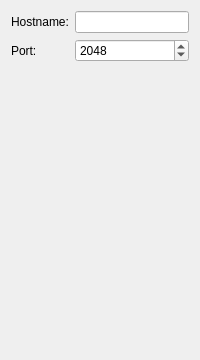
The window that src/plugins/DirectConnection/DirectConnectionPage.ui (OpenSpeedShop/gui) describes before a commit, drawn with Qt 5.
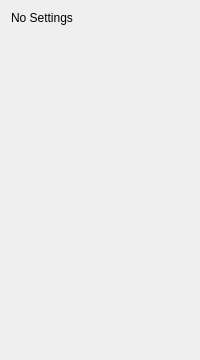
The same window after the commit.

Commit message: Updated copyright dates to 2013; moved DirectConnection to ServerConnection; Started on DirectConnection as a compiled connection to OSS

```diff
--- a/src/plugins/DirectConnection/DirectConnectionPage.ui
+++ b/src/plugins/DirectConnection/DirectConnectionPage.ui
@@ -15,38 +15,11 @@
   </property>
   <layout class="QVBoxLayout" name="verticalLayout">
    <item>
-    <layout class="QFormLayout" name="formLayout">
-     <item row="0" column="0">
-      <widget class="QLabel" name="lblHostname">
-       <property name="text">
-        <string>Hostname:</string>
-       </property>
-      </widget>
-     </item>
-     <item row="0" column="1">
-      <widget class="QLineEdit" name="txtHostname"/>
-     </item>
-     <item row="1" column="0">
-      <widget class="QLabel" name="lblPort">
-       <property name="text">
-        <string>Port:</string>
-       </property>
-      </widget>
-     </item>
-     <item row="1" column="1">
-      <widget class="QSpinBox" name="txtPort">
-       <property name="minimum">
-        <number>1000</number>
-       </property>
-       <property name="maximum">
-        <number>65535</number>
-       </property>
-       <property name="value">
-        <number>2048</number>
-       </property>
-      </widget>
-     </item>
-    </layout>
+    <widget class="QLabel" name="label">
+     <property name="text">
+      <string>No Settings</string>
+     </property>
+    </widget>
    </item>
    <item>
     <spacer name="verticalSpacer">
```
The commit also changes 71 other files.
